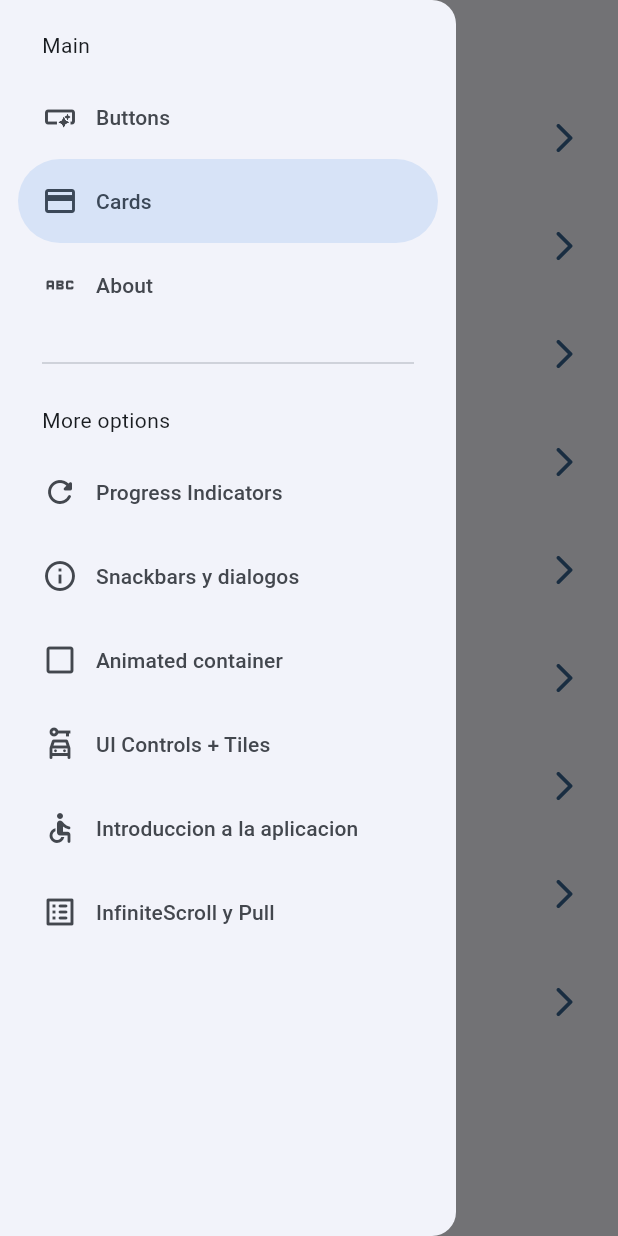
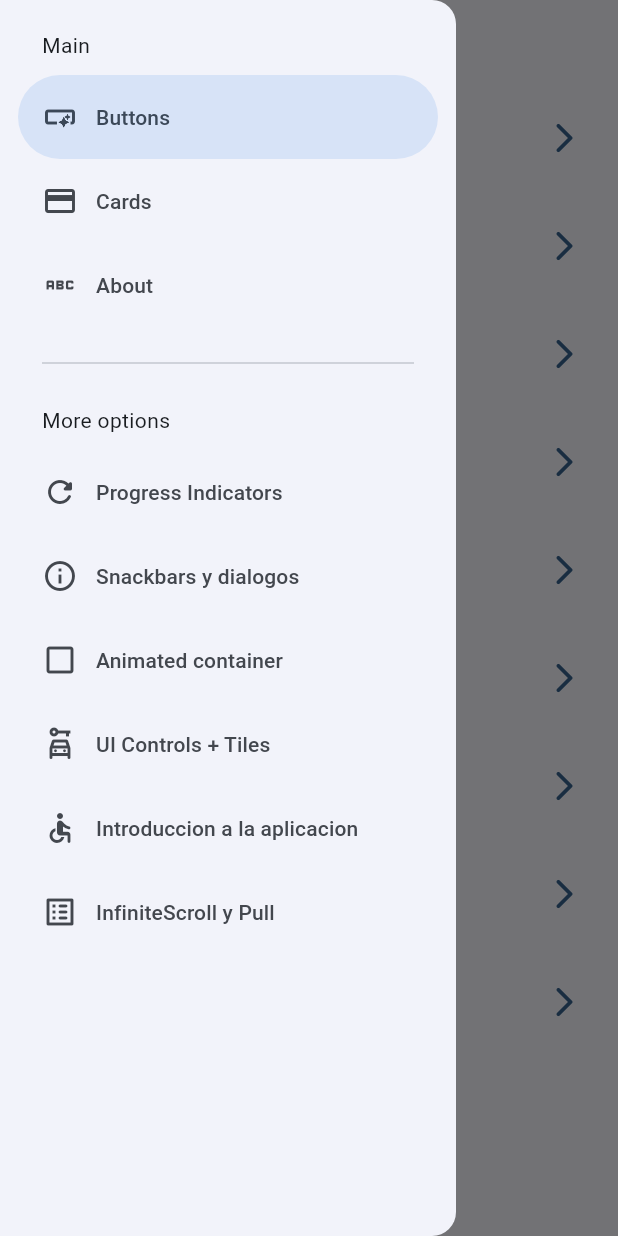
Before and after one commit to JAP994/widgets, a Flutter app: the screen it shows after launch, with the side drawer open, on a phone screen of 412 x 824 dp. Run offline on Flutter 3.47's test engine with Material 3 defaults, Android fonts, the phone set to English and light mode, and no system bars; our stand-ins replace animate_do, go_router.

```diff
--- a/lib/presentation/screens/home/home_screen.dart
+++ b/lib/presentation/screens/home/home_screen.dart
@@ -9,10 +9,12 @@ class HomeScreen extends StatelessWidget {
 
   @override
   Widget build(BuildContext context) {
+    final scaffoldKey = GlobalKey<ScaffoldState>();
     return Scaffold(
+      key: scaffoldKey,
       appBar: AppBar(title: Text('Flutter + Material 3'), centerTitle: false),
       body: _HomeView(),
-      drawer: SideMenu(),
+      drawer: SideMenu( scaffoldKey: scaffoldKey,),
     );
   }
 }
--- a/lib/presentation/widgets/side_menu.dart
+++ b/lib/presentation/widgets/side_menu.dart
@@ -3,14 +3,15 @@ import 'package:go_router/go_router.dart';
 import 'package:widgets_app/config/menu/menu_items.dart';
 
 class SideMenu extends StatefulWidget {
-  const SideMenu({super.key});
+  final GlobalKey<ScaffoldState> scaffoldKey;
+  const SideMenu({super.key, required this.scaffoldKey});
 
   @override
   State<SideMenu> createState() => _SideMenuState();
 }
 
 class _SideMenuState extends State<SideMenu> {
-  int navDrawerIndex = 1;
+  int navDrawerIndex = 0;
 
   @override
   Widget build(BuildContext context) {
@@ -23,7 +24,7 @@ class _SideMenuState extends State<SideMenu> {
         });
         final menuItem = appMenuItems[value];
         context.push(menuItem.link);
-
+        widget.scaffoldKey.currentState?.closeDrawer();
       },
       children: [
         Padding(
```
